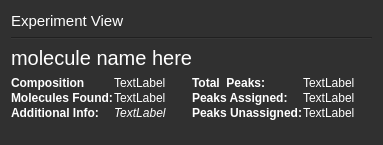
Above: app/dialogs/frames/experiment_view/experiment_info_widget.ui from jnicoleoliveira/SPECData before the change. Below: the same form after it.
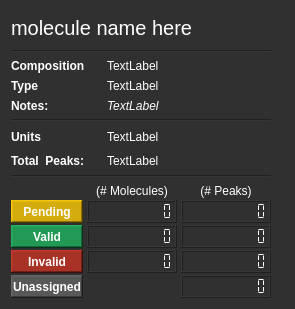
That is the form after the change.

Commit message: -- added two tool bars, right and left -- table_widget, info_widget, and graph_toolbox_widget are all in docker widgets -- docker widgets may be hidden or shown by toggling their respective buttons on the right and left hand side tool bars -- updated info widget to be more descriptive (stub values are added to # of (status directed) peaks -- updated info widget to hold additional information (i.e type, and units)

The edit to the form file:
```diff
--- a/app/dialogs/frames/experiment_view/experiment_info_widget.ui
+++ b/app/dialogs/frames/experiment_view/experiment_info_widget.ui
@@ -6,26 +6,26 @@
    <rect>
     <x>0</x>
     <y>0</y>
-    <width>383</width>
-    <height>145</height>
+    <width>295</width>
+    <height>309</height>
    </rect>
   </property>
   <property name="sizePolicy">
-   <sizepolicy hsizetype="Minimum" vsizetype="Minimum">
+   <sizepolicy hsizetype="Minimum" vsizetype="MinimumExpanding">
     <horstretch>0</horstretch>
     <verstretch>0</verstretch>
    </sizepolicy>
   </property>
   <property name="minimumSize">
    <size>
-    <width>0</width>
+    <width>200</width>
     <height>5</height>
    </size>
   </property>
   <property name="maximumSize">
    <size>
-    <width>383</width>
-    <height>167</height>
+    <width>800</width>
+    <height>309</height>
    </size>
   </property>
   <property name="windowTitle">
@@ -37,189 +37,9 @@
 color: rgb(255, 255, 255);
 </string>
   </property>
-  <layout class="QGridLayout" name="gridLayout">
-   <item row="1" column="0">
-    <layout class="QHBoxLayout" name="horizontalLayout_3">
-     <property name="spacing">
-      <number>1</number>
-     </property>
-     <item>
-      <layout class="QFormLayout" name="formLayout">
-       <property name="fieldGrowthPolicy">
-        <enum>QFormLayout::FieldsStayAtSizeHint</enum>
-       </property>
-       <property name="labelAlignment">
-        <set>Qt::AlignLeading|Qt::AlignLeft|Qt::AlignVCenter</set>
-       </property>
-       <item row="0" column="0">
-        <widget class="QLabel" name="composition_lbl">
-         <property name="font">
-          <font>
-           <weight>75</weight>
-           <italic>false</italic>
-           <bold>true</bold>
-          </font>
-         </property>
-         <property name="text">
-          <string>Composition</string>
-         </property>
-        </widget>
-       </item>
-       <item row="0" column="1">
-        <widget class="QLabel" name="composition_val">
-         <property name="text">
-          <string>TextLabel</string>
-         </property>
-        </widget>
-       </item>
-       <item row="2" column="0">
-        <widget class="QLabel" name="molecules_found_lbl">
-         <property name="font">
-          <font>
-           <weight>75</weight>
-           <italic>false</italic>
-           <bold>true</bold>
-          </font>
-         </property>
-         <property name="text">
-          <string>Molecules Found:</string>
-         </property>
-        </widget>
-       </item>
-       <item row="4" column="1">
-        <widget class="Line" name="line_2">
-         <property name="orientation">
-          <enum>Qt::Horizontal</enum>
-         </property>
-        </widget>
-       </item>
-       <item row="2" column="1">
-        <widget class="QLabel" name="molecules_found_val">
-         <property name="text">
-          <string>TextLabel</string>
-         </property>
-        </widget>
-       </item>
-       <item row="3" column="1">
-        <widget class="QLabel" name="info_val_lbl">
-         <property name="font">
-          <font>
-           <italic>true</italic>
-          </font>
-         </property>
-         <property name="text">
-          <string>TextLabel</string>
-         </property>
-        </widget>
-       </item>
-       <item row="3" column="0">
-        <widget class="QLabel" name="info_lbl">
-         <property name="font">
-          <font>
-           <weight>75</weight>
-           <bold>true</bold>
-          </font>
-         </property>
-         <property name="text">
-          <string>Additional Info:</string>
-         </property>
-        </widget>
-       </item>
-      </layout>
-     </item>
-     <item>
-      <layout class="QFormLayout" name="formLayout_4">
-       <property name="fieldGrowthPolicy">
-        <enum>QFormLayout::FieldsStayAtSizeHint</enum>
-       </property>
-       <item row="0" column="0">
-        <widget class="QLabel" name="total_peaks_lbl">
-         <property name="font">
-          <font>
-           <weight>75</weight>
-           <bold>true</bold>
-          </font>
-         </property>
-         <property name="text">
-          <string>Total  Peaks:</string>
-         </property>
-        </widget>
-       </item>
-       <item row="0" column="1">
-        <widget class="QLabel" name="total_peaks_val">
-         <property name="text">
-          <string>TextLabel</string>
-         </property>
-        </widget>
-       </item>
-       <item row="1" column="0">
-        <widget class="QLabel" name="peaks_assigned_lbl">
-         <property name="font">
-          <font>
-           <weight>75</weight>
-           <bold>true</bold>
-          </font>
-         </property>
-         <property name="text">
-          <string>Peaks Assigned:</string>
-         </property>
-        </widget>
-       </item>
-       <item row="1" column="1">
-        <widget class="QLabel" name="peaks_assigned_val">
-         <property name="text">
-          <string>TextLabel</string>
-         </property>
-        </widget>
-       </item>
-       <item row="2" column="0">
-        <widget class="QLabel" name="peaks_unassigned_lbl">
-         <property name="font">
-          <font>
-           <weight>75</weight>
-           <bold>true</bold>
-          </font>
-         </property>
-         <property name="text">
-          <string>Peaks Unassigned:</string>
-         </property>
-        </widget>
-       </item>
-       <item row="2" column="1">
-        <widget class="QLabel" name="peaks_unassigned_val">
-         <property name="text">
-          <string>TextLabel</string>
-         </property>
-        </widget>
-       </item>
-      </layout>
-     </item>
-    </layout>
-   </item>
+  <layout class="QGridLayout" name="gridLayout_4">
    <item row="0" column="0">
     <layout class="QVBoxLayout" name="verticalLayout">
-     <item>
-      <widget class="QLabel" name="Title">
-       <property name="font">
-        <font>
-         <pointsize>11</pointsize>
-        </font>
-       </property>
-       <property name="frameShadow">
-        <enum>QFrame::Raised</enum>
-       </property>
-       <property name="text">
-        <string>Experiment View</string>
-       </property>
-      </widget>
-     </item>
-     <item>
-      <widget class="Line" name="line">
-       <property name="orientation">
-        <enum>Qt::Horizontal</enum>
-       </property>
-      </widget>
-     </item>
      <item>
       <widget class="QLabel" name="experiment_name_lbl">
        <property name="font">
@@ -232,8 +52,537 @@
        </property>
       </widget>
      </item>
+     <item>
+      <widget class="Line" name="line">
+       <property name="orientation">
+        <enum>Qt::Horizontal</enum>
+       </property>
+      </widget>
+     </item>
     </layout>
    </item>
+   <item row="5" column="0">
+    <widget class="Line" name="line_4">
+     <property name="orientation">
+      <enum>Qt::Horizontal</enum>
+     </property>
+    </widget>
+   </item>
+   <item row="2" column="0">
+    <layout class="QGridLayout" name="gridLayout_2">
+     <item row="0" column="1">
+      <widget class="QLabel" name="composition_val">
+       <property name="text">
+        <string>TextLabel</string>
+       </property>
+      </widget>
+     </item>
+     <item row="1" column="1">
+      <widget class="QLabel" name="type_val">
+       <property name="text">
+        <string>TextLabel</string>
+       </property>
+      </widget>
+     </item>
+     <item row="1" column="0">
+      <widget class="QLabel" name="composition_lbl_2">
+       <property name="minimumSize">
+        <size>
+         <width>90</width>
+         <height>0</height>
+        </size>
+       </property>
+       <property name="maximumSize">
+        <size>
+         <width>90</width>
+         <height>16777215</height>
+        </size>
+       </property>
+       <property name="font">
+        <font>
+         <weight>75</weight>
+         <italic>false</italic>
+         <bold>true</bold>
+        </font>
+       </property>
+       <property name="text">
+        <string>Type</string>
+       </property>
+      </widget>
+     </item>
+     <item row="0" column="0">
+      <widget class="QLabel" name="composition_lbl">
+       <property name="minimumSize">
+        <size>
+         <width>90</width>
+         <height>0</height>
+        </size>
+       </property>
+       <property name="maximumSize">
+        <size>
+         <width>90</width>
+         <height>16777215</height>
+        </size>
+       </property>
+       <property name="font">
+        <font>
+         <weight>75</weight>
+         <italic>false</italic>
+         <bold>true</bold>
+        </font>
+       </property>
+       <property name="text">
+        <string>Composition</string>
+       </property>
+      </widget>
+     </item>
+     <item row="2" column="0">
+      <widget class="QLabel" name="info_lbl">
+       <property name="minimumSize">
+        <size>
+         <width>90</width>
+         <height>0</height>
+        </size>
+       </property>
+       <property name="maximumSize">
+        <size>
+         <width>90</width>
+         <height>16777215</height>
+        </size>
+       </property>
+       <property name="font">
+        <font>
+         <weight>75</weight>
+         <bold>true</bold>
+        </font>
+       </property>
+       <property name="text">
+        <string>Notes:</string>
+       </property>
+      </widget>
+     </item>
+     <item row="2" column="1">
+      <widget class="QLabel" name="notes_val">
+       <property name="font">
+        <font>
+         <italic>true</italic>
+        </font>
+       </property>
+       <property name="text">
+        <string>TextLabel</string>
+       </property>
+      </widget>
+     </item>
+    </layout>
+   </item>
+   <item row="3" column="0">
+    <widget class="Line" name="line_3">
+     <property name="orientation">
+      <enum>Qt::Horizontal</enum>
+     </property>
+    </widget>
+   </item>
+   <item row="6" column="0">
+    <layout class="QGridLayout" name="gridLayout">
+     <property name="horizontalSpacing">
+      <number>4</number>
+     </property>
+     <property name="verticalSpacing">
+      <number>2</number>
+     </property>
+     <item row="1" column="2">
+      <widget class="QLCDNumber" name="pending_peaks_num">
+       <property name="minimumSize">
+        <size>
+         <width>90</width>
+         <height>0</height>
+        </size>
+       </property>
+       <property name="maximumSize">
+        <size>
+         <width>90</width>
+         <height>16777215</height>
+        </size>
+       </property>
+       <property name="smallDecimalPoint">
+        <bool>false</bool>
+       </property>
+       <property name="digitCount">
+        <number>10</number>
+       </property>
+       <property name="segmentStyle">
+        <enum>QLCDNumber::Flat</enum>
+       </property>
+      </widget>
+     </item>
+     <item row="2" column="2">
+      <widget class="QLCDNumber" name="valid_peaks_num">
+       <property name="minimumSize">
+        <size>
+         <width>90</width>
+         <height>0</height>
+        </size>
+       </property>
+       <property name="maximumSize">
+        <size>
+         <width>90</width>
+         <height>16777215</height>
+        </size>
+       </property>
+       <property name="digitCount">
+        <number>10</number>
+       </property>
+       <property name="segmentStyle">
+        <enum>QLCDNumber::Flat</enum>
+       </property>
+      </widget>
+     </item>
+     <item row="3" column="1">
+      <widget class="QLCDNumber" name="invalid_mol_num">
+       <property name="maximumSize">
+        <size>
+         <width>90</width>
+         <height>16777215</height>
+        </size>
+       </property>
+       <property name="digitCount">
+        <number>10</number>
+       </property>
+       <property name="segmentStyle">
+        <enum>QLCDNumber::Flat</enum>
+       </property>
+      </widget>
+     </item>
+     <item row="0" column="1">
+      <widget class="QLabel" name="label_4">
+       <property name="maximumSize">
+        <size>
+         <width>90</width>
+         <height>16777215</height>
+        </size>
+       </property>
+       <property name="frameShape">
+        <enum>QFrame::NoFrame</enum>
+       </property>
+       <property name="frameShadow">
+        <enum>QFrame::Raised</enum>
+       </property>
+       <property name="text">
+        <string>(# Molecules)</string>
+       </property>
+       <property name="alignment">
+        <set>Qt::AlignCenter</set>
+       </property>
+      </widget>
+     </item>
+     <item row="1" column="1">
+      <widget class="QLCDNumber" name="pending_mol_num">
+       <property name="maximumSize">
+        <size>
+         <width>90</width>
+         <height>16777215</height>
+        </size>
+       </property>
+       <property name="digitCount">
+        <number>10</number>
+       </property>
+       <property name="segmentStyle">
+        <enum>QLCDNumber::Flat</enum>
+       </property>
+      </widget>
+     </item>
+     <item row="2" column="0">
+      <widget class="QLabel" name="label_3">
+       <property name="font">
+        <font>
+         <weight>75</weight>
+         <bold>true</bold>
+        </font>
+       </property>
+       <property name="styleSheet">
+        <string notr="true">background-color: rgb(34, 153, 84);</string>
+       </property>
+       <property name="frameShape">
+        <enum>QFrame::WinPanel</enum>
+       </property>
+       <property name="frameShadow">
+        <enum>QFrame::Raised</enum>
+       </property>
+       <property name="text">
+        <string>Valid</string>
+       </property>
+       <property name="alignment">
+        <set>Qt::AlignCenter</set>
+       </property>
+      </widget>
+     </item>
+     <item row="2" column="1">
+      <widget class="QLCDNumber" name="valid_mol_num">
+       <property name="maximumSize">
+        <size>
+         <width>90</width>
+         <height>16777215</height>
+        </size>
+       </property>
+       <property name="digitCount">
+        <number>10</number>
+       </property>
+       <property name="segmentStyle">
+        <enum>QLCDNumber::Flat</enum>
+       </property>
+      </widget>
+     </item>
+     <item row="3" column="0">
+      <widget class="QLabel" name="label_2">
+       <property name="font">
+        <font>
+         <weight>75</weight>
+         <bold>true</bold>
+        </font>
+       </property>
+       <property name="styleSheet">
+        <string notr="true">background-color: rgb(169, 50, 38);</string>
+       </property>
+       <property name="frameShape">
+        <enum>QFrame::WinPanel</enum>
+       </property>
+       <property name="frameShadow">
+        <enum>QFrame::Raised</enum>
+       </property>
+       <property name="text">
+        <string>Invalid</string>
+       </property>
+       <property name="alignment">
+        <set>Qt::AlignCenter</set>
+       </property>
+      </widget>
+     </item>
+     <item row="0" column="2">
+      <widget class="QLabel" name="label_5">
+       <property name="minimumSize">
+        <size>
+         <width>90</width>
+         <height>0</height>
+        </size>
+       </property>
+       <property name="maximumSize">
+        <size>
+         <width>90</width>
+         <height>16777215</height>
+        </size>
+       </property>
+       <property name="frameShape">
+        <enum>QFrame::NoFrame</enum>
+       </property>
+       <property name="frameShadow">
+        <enum>QFrame::Raised</enum>
+       </property>
+       <property name="text">
+        <string>(# Peaks)</string>
+       </property>
+       <property name="alignment">
+        <set>Qt::AlignCenter</set>
+       </property>
+      </widget>
+     </item>
+     <item row="1" column="0">
+      <widget class="QLabel" name="label">
+       <property name="font">
+        <font>
+         <weight>75</weight>
+         <bold>true</bold>
+        </font>
+       </property>
+       <property name="styleSheet">
+        <string notr="true">background-color: rgb(212, 172, 13);</string>
+       </property>
+       <property name="frameShape">
+        <enum>QFrame::WinPanel</enum>
+       </property>
+       <property name="frameShadow">
+        <enum>QFrame::Raised</enum>
+       </property>
+       <property name="text">
+        <string>Pending</string>
+       </property>
+       <property name="alignment">
+        <set>Qt::AlignCenter</set>
+       </property>
+      </widget>
+     </item>
+     <item row="3" column="2">
+      <widget class="QLCDNumber" name="invalid_peaks_num">
+       <property name="minimumSize">
+        <size>
+         <width>90</width>
+         <height>0</height>
+        </size>
+       </property>
+       <property name="maximumSize">
+        <size>
+         <width>90</width>
+         <height>16777215</height>
+        </size>
+       </property>
+       <property name="smallDecimalPoint">
+        <bool>false</bool>
+       </property>
+       <property name="digitCount">
+        <number>10</number>
+       </property>
+       <property name="segmentStyle">
+        <enum>QLCDNumber::Flat</enum>
+       </property>
+      </widget>
+     </item>
+     <item row="4" column="0">
+      <widget class="QLabel" name="label_8">
+       <property name="font">
+        <font>
+         <weight>75</weight>
+         <bold>true</bold>
+        </font>
+       </property>
+       <property name="styleSheet">
+        <string notr="true">background-color: rgb(88, 88, 88);</string>
+       </property>
+       <property name="frameShape">
+        <enum>QFrame::WinPanel</enum>
+       </property>
+       <property name="frameShadow">
+        <enum>QFrame::Raised</enum>
+       </property>
+       <property name="text">
+        <string>Unassigned</string>
+       </property>
+       <property name="alignment">
+        <set>Qt::AlignCenter</set>
+       </property>
+      </widget>
+     </item>
+     <item row="4" column="2">
+      <widget class="QLCDNumber" name="unnassigned_peaks_num">
+       <property name="minimumSize">
+        <size>
+         <width>90</width>
+         <height>0</height>
+        </size>
+       </property>
+       <property name="maximumSize">
+        <size>
+         <width>90</width>
+         <height>16777215</height>
+        </size>
+       </property>
+       <property name="smallDecimalPoint">
+        <bool>false</bool>
+       </property>
+       <property name="digitCount">
+        <number>10</number>
+       </property>
+       <property name="segmentStyle">
+        <enum>QLCDNumber::Flat</enum>
+       </property>
+      </widget>
+     </item>
+    </layout>
+   </item>
+   <item row="4" column="0">
+    <layout class="QGridLayout" name="gridLayout_3">
+     <item row="0" column="2">
+      <widget class="QLabel" name="label_6">
+       <property name="text">
+        <string>  </string>
+       </property>
+      </widget>
+     </item>
+     <item row="2" column="0">
+      <widget class="QLabel" name="total_peaks_lbl">
+       <property name="minimumSize">
+        <size>
+         <width>90</width>
+         <height>0</height>
+        </size>
+       </property>
+       <property name="maximumSize">
+        <size>
+         <width>90</width>
+         <height>16777215</height>
+        </size>
+       </property>
+       <property name="font">
+        <font>
+         <weight>75</weight>
+         <bold>true</bold>
+        </font>
+       </property>
+       <property name="text">
+        <string>Total  Peaks:</string>
+       </property>
+      </widget>
+     </item>
+     <item row="0" column="0">
+      <widget class="QLabel" name="composition_lbl_4">
+       <property name="minimumSize">
+        <size>
+         <width>90</width>
+         <height>0</height>
+        </size>
+       </property>
+       <property name="maximumSize">
+        <size>
+         <width>90</width>
+         <height>16777215</height>
+        </size>
+       </property>
+       <property name="font">
+        <font>
+         <weight>75</weight>
+         <italic>false</italic>
+         <bold>true</bold>
+        </font>
+       </property>
+       <property name="text">
+        <string>Units</string>
+       </property>
+      </widget>
+     </item>
+     <item row="2" column="1">
+      <widget class="QLabel" name="total_peaks_val">
+       <property name="text">
+        <string>TextLabel</string>
+       </property>
+      </widget>
+     </item>
+     <item row="0" column="3">
+      <widget class="QLabel" name="label_7">
+       <property name="text">
+        <string> </string>
+       </property>
+      </widget>
+     </item>
+     <item row="0" column="1">
+      <widget class="QLabel" name="units_val">
+       <property name="text">
+        <string>TextLabel</string>
+       </property>
+      </widget>
+     </item>
+    </layout>
+   </item>
+   <item row="6" column="1">
+    <spacer name="horizontalSpacer">
+     <property name="orientation">
+      <enum>Qt::Horizontal</enum>
+     </property>
+     <property name="sizeHint" stdset="0">
+      <size>
+       <width>40</width>
+       <height>20</height>
+      </size>
+     </property>
+    </spacer>
+   </item>
   </layout>
  </widget>
  <resources/>
```
The commit also changes 11 other files.
